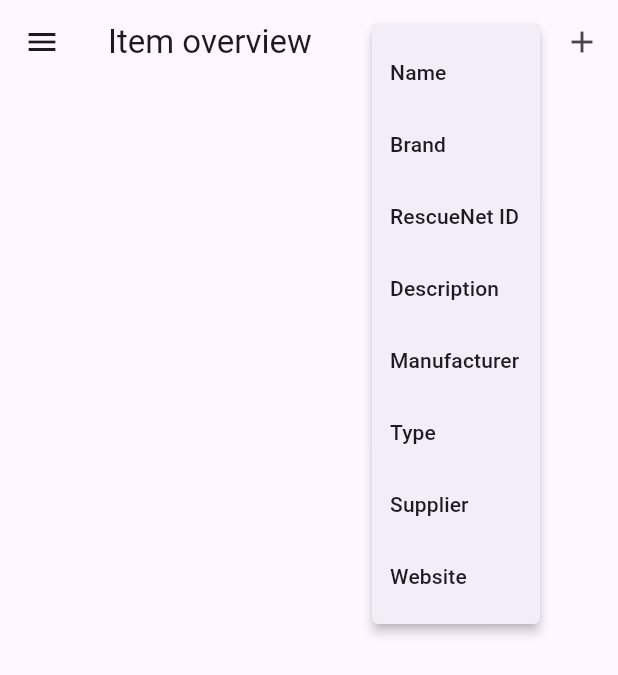
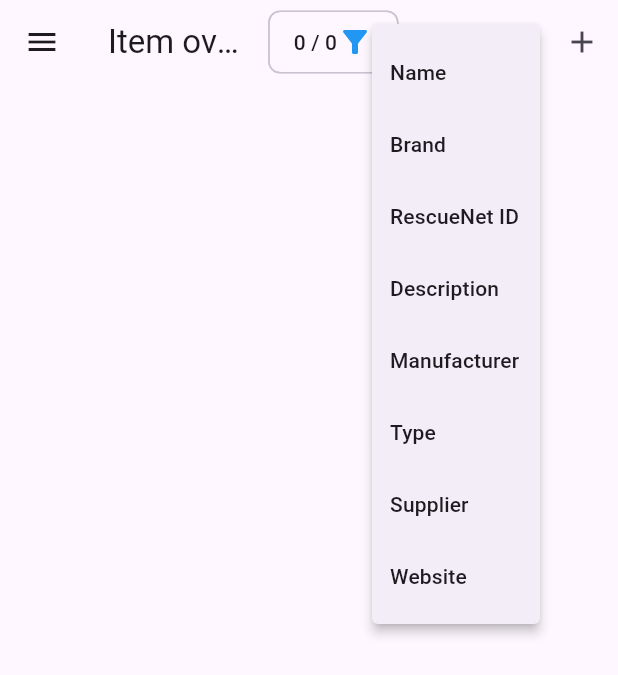
Before and after one commit to Andi7945/RescuenetWarehouse, a Flutter app: the ItemOverviewPage screen opened by its route, after a tap on "Name", on a phone screen of 412 x 824 dp. Shown: the top 675 px of the screen. Run offline on Flutter 3.47's test engine with Material 3 defaults, Android fonts, the phone set to English and light mode, and no system bars; our stand-ins replace cloud_firestore, equatable, file_picker, firebase_auth, firebase_core, firebase_storage and 5 more; missing offline and left inert: shared_storage; accounts and stored records are empty; Roboto replaces fonts that are missing (Quicksand).

Commit message:
Add item filter logic

```diff
--- a/lib/container_filter.dart
+++ b/lib/container_filter.dart
@@ -1,4 +1,5 @@
 import 'package:rescuenet_warehouse/filter_fields.dart';
+import 'package:rescuenet_warehouse/item_filter.dart';
 
 import 'models/item.dart';
 import 'models/rescue_container.dart';
--- a/lib/main.dart
+++ b/lib/main.dart
@@ -3,6 +3,7 @@ import 'package:flutter/material.dart';
 import 'package:provider/provider.dart';
 import 'package:rescuenet_warehouse/services/assignment_expander_service.dart';
 import 'package:rescuenet_warehouse/services/assignment_service.dart';
+import 'package:rescuenet_warehouse/services/item_filter_service.dart';
 import 'package:rescuenet_warehouse/services/item_sort_service.dart';
 import 'package:rescuenet_warehouse/ui/auth_page/auth_forgot_password_page.dart';
 import 'package:rescuenet_warehouse/ui/container_edit_page/container_edit_page_argument_extractor.dart';
@@ -57,6 +58,7 @@ class MyApp extends StatelessWidget {
         provideMapperService(),
         provideAssignmentExpander(),
         provideItemService(),
+        provideItemFilterService(),
         provideItemSortService(),
         proxyContainerService(),
         provideVisibilityService(),
--- /dev/null
+++ b/lib/services/item_filter_service.dart
@@ -0,0 +1,54 @@
+import 'package:flutter/material.dart';
+import 'package:provider/provider.dart';
+import 'package:rescuenet_warehouse/item_filter.dart';
+import 'package:rescuenet_warehouse/models/item.dart';
+import 'package:rescuenet_warehouse/services/item_service.dart';
+
+class ItemFilterService extends ChangeNotifier {
+  List<Item> _items;
+  final ValueNotifier<ItemFilter?> _currentFilter;
+  String? _currentFilterValue;
+
+  ItemFilterService(this._items) : _currentFilter = ValueNotifier(null) {
+    _currentFilter.addListener(() {
+      notifyListeners();
+    });
+  }
+
+  List<Item> get items => _filteredItems();
+
+  int get filteredItemsSize => items.length;
+
+  int get unfilteredItemsSize => _items.length;
+
+  ValueNotifier<ItemFilter?> get currentFilter => _currentFilter;
+
+  String? get currentFilterValue => _currentFilterValue;
+
+  setCurrentFilterValue(String? v) {
+    _currentFilterValue = v;
+    notifyListeners();
+  }
+
+  updateItems(List<Item> it) {
+    _items = it;
+    notifyListeners();
+  }
+
+  _filteredItems() {
+    var itms = [..._items];
+    if (_currentFilter.value != null && _currentFilterValue != null) {
+      return itms
+          .where(
+              (itm) => _currentFilter.value!.check(itm, _currentFilterValue!))
+          .toList();
+    }
+    return itms;
+  }
+}
+
+ChangeNotifierProxyProvider<ItemService, ItemFilterService>
+    provideItemFilterService() => ChangeNotifierProxyProvider(
+        create: (ctx) => ItemFilterService([]),
+        update: (ctx, itemService, prev) =>
+            prev!..updateItems(itemService.items));
--- a/lib/services/item_sort_service.dart
+++ b/lib/services/item_sort_service.dart
@@ -1,7 +1,7 @@
 import 'package:flutter/material.dart';
 import 'package:provider/provider.dart';
 import 'package:rescuenet_warehouse/models/item.dart';
-import 'package:rescuenet_warehouse/services/item_service.dart';
+import 'package:rescuenet_warehouse/services/item_filter_service.dart';
 import 'package:rescuenet_warehouse/models/item_sorting_options.dart';
 
 class ItemSortService extends ChangeNotifier {
@@ -13,7 +13,7 @@ class ItemSortService extends ChangeNotifier {
 
   bool get sortedAsc => _sortAsc;
 
-  List<Item> get items => sortedItems();
+  List<Item> get items => _sortedItems();
 
   ItemSortService(this._items);
 
@@ -22,7 +22,7 @@ class ItemSortService extends ChangeNotifier {
     notifyListeners();
   }
 
-  List<Item> sortedItems() {
+  List<Item> _sortedItems() {
     var itms = [..._items];
     var sortFn =
         _sortAsc ? _sortedBy.sort : ((a, b) => (_sortedBy.sort(a, b) * -1));
@@ -37,9 +37,9 @@ class ItemSortService extends ChangeNotifier {
   }
 }
 
-ChangeNotifierProxyProvider<ItemService, ItemSortService>
+ChangeNotifierProxyProvider<ItemFilterService, ItemSortService>
     provideItemSortService() =>
-        ChangeNotifierProxyProvider<ItemService, ItemSortService>(
+        ChangeNotifierProxyProvider<ItemFilterService, ItemSortService>(
           create: (ctx) => ItemSortService([]),
           update: (ctx, itemService, prev) =>
               prev!..updateItems(itemService.items),
--- /dev/null
+++ b/lib/ui/item_chooser_action.dart
@@ -0,0 +1,22 @@
+import 'package:flutter/material.dart';
+import 'package:provider/provider.dart';
+import 'package:rescuenet_warehouse/services/item_filter_service.dart';
+import 'package:rescuenet_warehouse/ui/item_overview_page/item_filter_modal.dart';
+
+class ItemChooserAction extends StatelessWidget {
+  const ItemChooserAction({super.key});
+
+  @override
+  Widget build(BuildContext context) {
+    return Consumer<ItemFilterService>(
+        builder: (ctx, filterService, _) => ActionChip(
+            label: Row(children: [
+              Text(
+                  "${filterService.filteredItemsSize} / ${filterService.unfilteredItemsSize}"),
+              const Icon(Icons.filter_alt, color: Colors.blue)
+            ]),
+            onPressed: () {
+              showDialog(context: context, builder: (ctx) => ItemFilterModal());
+            }));
+  }
+}
--- a/lib/ui/item_overview_page/item_overview_page.dart
+++ b/lib/ui/item_overview_page/item_overview_page.dart
@@ -1,6 +1,7 @@
 import 'package:flutter/material.dart';
 import 'package:provider/provider.dart';
 import 'package:rescuenet_warehouse/services/item_sort_service.dart';
+import 'package:rescuenet_warehouse/ui/item_chooser_action.dart';
 import 'package:rescuenet_warehouse/ui/item_overview_page/item_add_button.dart';
 import 'package:rescuenet_warehouse/ui/item_overview_page/item_sort_button.dart';
 import 'package:rescuenet_warehouse/ui/rescue_navigation_drawer.dart';
@@ -21,6 +22,9 @@ class _ItemOverviewPageState extends State<ItemOverviewPage> {
             appBar: AppBar(
               title: const Text("Item overview"),
               actions: const [
+                Padding(
+                    padding: EdgeInsets.only(right: 8),
+                    child: ItemChooserAction()),
                 ItemSortButton(),
                 ItemAddButton(),
               ],
```
Also changed, not shown: lib/filter_fields.dart (+0 -43 lines), lib/item_filter.dart (added, +43 -0 lines), lib/ui/item_overview_page/item_filter_modal.dart (added, +48 -0 lines).
